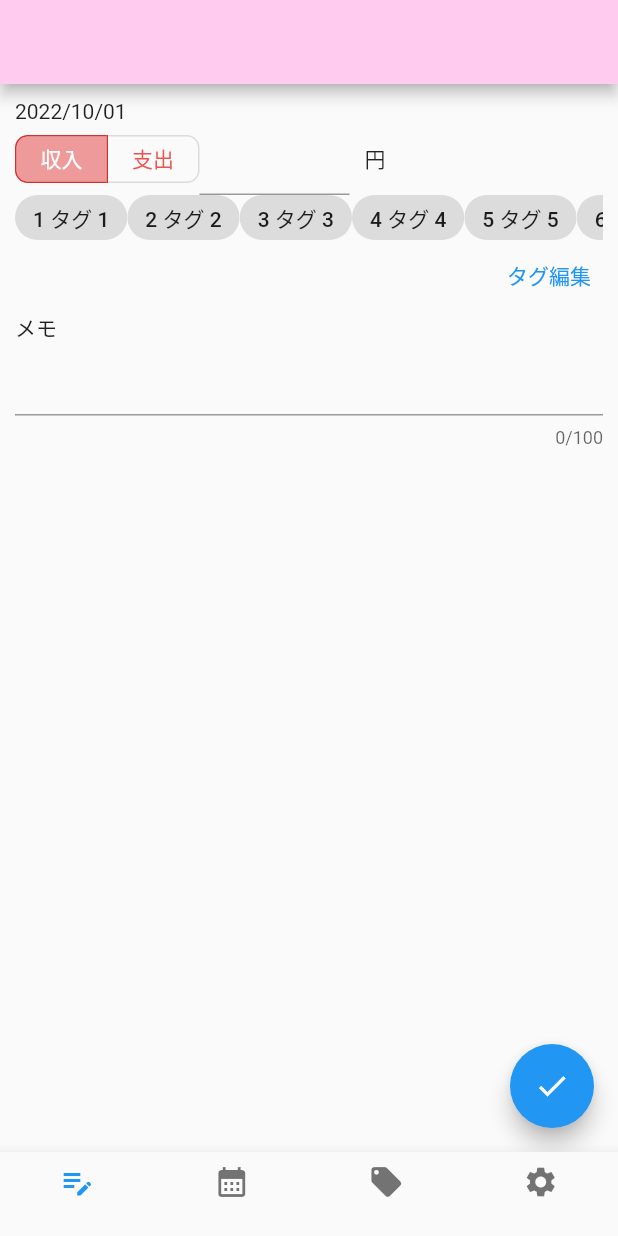
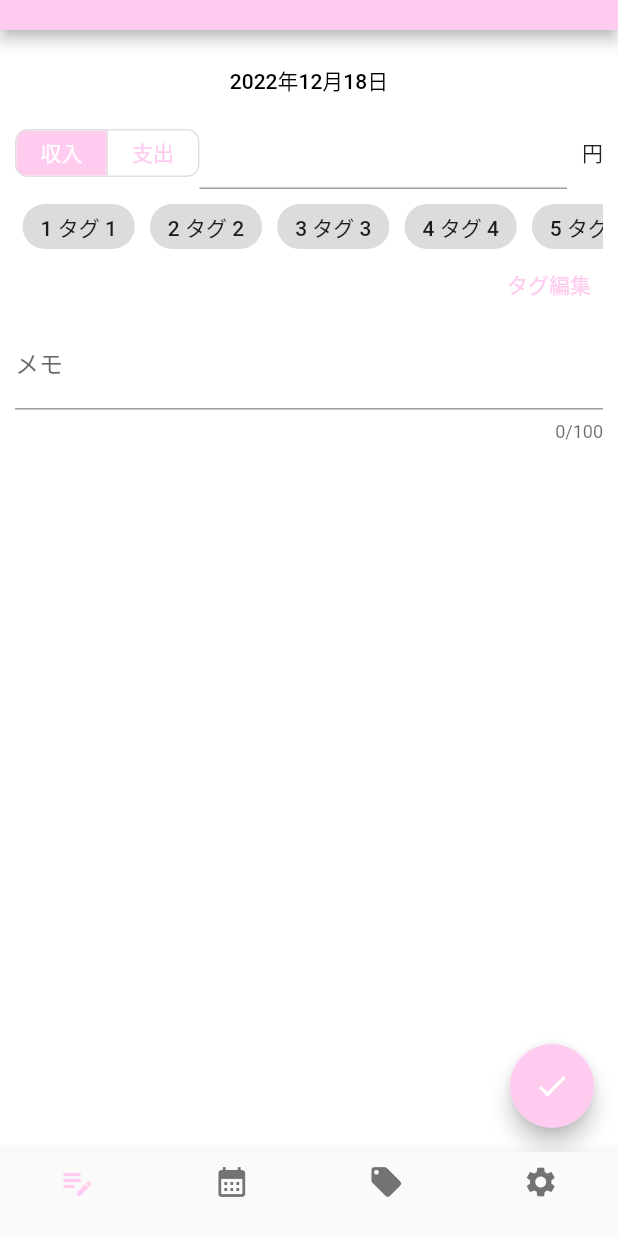
Before and after one commit to kounokouichi/AccountBookForYome, a Flutter app: the screen it shows after launch, after a tap on "収入", on a phone screen of 412 x 824 dp. Run offline on Flutter 3.47's test engine with Material 2 defaults, Android fonts, the phone set to English and light mode, and no system bars; our stand-ins replace flutter_datetime_picker, flutter_riverpod, table_calendar.

Commit message:
入力画面のレイアウト配置とカレンダー画面の途中

```diff
--- /dev/null
+++ b/lib/common/colors.dart
@@ -0,0 +1,6 @@
+import 'package:flutter/material.dart';
+
+class CommonColors {
+  static const primaryColor = Color(0xffffccf0);
+  static const black = Color(0xff000000);
+}
--- a/lib/components/menu_bar.dart
+++ b/lib/components/menu_bar.dart
@@ -1,4 +1,5 @@
 import 'package:flutter/material.dart';
+import 'package:yumechanaccountbook/view/household_account_confirm_by_moth.dart';
 
 import 'package:yumechanaccountbook/view/household_account_input.dart';
 import 'package:yumechanaccountbook/main2.dart';
@@ -28,7 +29,7 @@ class MyStatefulWidget extends StatefulWidget {
 class _MyStatefulWidgetState extends State<MyStatefulWidget> {
   static const _screens = [
     HouseholdAccountInput(),
-    MyHomePage2(),
+    HouseholdAccountConfirmByMonth(),
     HouseholdAccountInput(),
     HouseholdAccountInput(),
   ];
@@ -36,7 +37,6 @@ class _MyStatefulWidgetState extends State<MyStatefulWidget> {
   int _selectedIndex = 0;
 
   void _onItemTapped(int index) {
-    print('ONTAPED $index');
     setState(() {
       _selectedIndex = index;
     });
@@ -53,13 +53,13 @@ class _MyStatefulWidgetState extends State<MyStatefulWidget> {
           onPageChanged: _onItemTapped,
         ),
         bottomNavigationBar: BottomNavigationBar(
+          selectedItemColor: Theme.of(context).primaryColor,
           currentIndex: _selectedIndex,
           onTap: (index) {
             _pageViewController.animateToPage(index,
                 duration: Duration(milliseconds: 200), curve: Curves.easeOut);
           },
-          // onTap: _onItemTapped,
-          items: const <BottomNavigationBarItem>[
+          items: const [
             BottomNavigationBarItem(icon: Icon(Icons.edit_note), label: ''),
             BottomNavigationBarItem(
                 icon: Icon(Icons.calendar_month), label: ''),
--- a/lib/main.dart
+++ b/lib/main.dart
@@ -2,8 +2,11 @@ import 'package:flutter/material.dart';
 import 'package:yumechanaccountbook/view/household_account_input.dart';
 import 'package:yumechanaccountbook/components/menu_bar.dart';
 import 'router.dart' as rt;
+import 'package:intl/date_symbol_data_local.dart';
 
-void main() => runApp(const MyApp());
+void main() {
+  initializeDateFormatting('ja').then((_) => runApp(MyApp()));
+}
 
 class MyApp extends StatelessWidget {
   const MyApp({Key? key}) : super(key: key);
--- /dev/null
+++ b/lib/view/by_month/by_month_table_calender.dart
@@ -0,0 +1,45 @@
+import 'package:flutter/material.dart';
+import 'package:flutter_riverpod/flutter_riverpod.dart';
+
+import 'package:intl/intl.dart';
+import 'package:table_calendar/table_calendar.dart';
+import 'package:yumechanaccountbook/common/colors.dart';
+
+class ByMonthTableCalender extends ConsumerStatefulWidget {
+  const ByMonthTableCalender({Key? key}) : super(key: key);
+
+  @override
+  ConsumerState<ConsumerStatefulWidget> createState() {
+    return _ByMonthTableCellState();
+  }
+}
+
+class _ByMonthTableCellState extends ConsumerState<ByMonthTableCalender> {
+  @override
+  void initState() {
+    super.initState();
+  }
+
+  @override
+  Widget build(BuildContext context) {
+    return TableCalendar(
+      locale: 'ja_JP',
+      daysOfWeekHeight: 20,
+      firstDay: DateTime.utc(2010, 10, 16),
+      lastDay: DateTime.utc(2030, 3, 14),
+      focusedDay: DateTime.now(),
+      calendarStyle: const CalendarStyle(
+        todayDecoration: BoxDecoration(
+          color: CommonColors.primaryColor,
+          shape: BoxShape.circle,
+        ),
+        weekendTextStyle: TextStyle(color: Colors.red),
+        selectedTextStyle: TextStyle(color: CommonColors.primaryColor),
+      ),
+      onDaySelected: ((selectedDay, focusedDay) {
+        print(selectedDay);
+        print(focusedDay);
+      }),
+    );
+  }
+}
--- /dev/null
+++ b/lib/view/by_month/by_month_tagging_money.dart
@@ -0,0 +1,70 @@
+import 'package:flutter/material.dart';
+import 'package:flutter_riverpod/flutter_riverpod.dart';
+
+import 'package:intl/intl.dart';
+import 'package:table_calendar/table_calendar.dart';
+import 'package:yumechanaccountbook/common/colors.dart';
+
+class ByMonthTaggingMoney extends ConsumerStatefulWidget {
+  const ByMonthTaggingMoney({Key? key}) : super(key: key);
+
+  @override
+  ConsumerState<ConsumerStatefulWidget> createState() {
+    return _ByMonthTaggingMoneyState();
+  }
+}
+
+class _ByMonthTaggingMoneyState extends ConsumerState<ByMonthTaggingMoney> {
+  @override
+  void initState() {
+    super.initState();
+  }
+
+  @override
+  Widget build(BuildContext context) {
+    return Expanded(
+      child: ListView.builder(
+        itemCount: 3,
+        itemBuilder: (BuildContext context, int index) {
+          return Container(
+            color: CommonColors.primaryColor,
+            child: ExpansionTile(
+              initiallyExpanded: true,
+              title: Text('タグ名$index: 〇〇〇〇円'),
+              children: [
+                ListView.builder(
+                  shrinkWrap: true,
+                  itemCount: 2,
+                  itemBuilder: (BuildContext context, int index) {
+                    return Container(
+                      padding: EdgeInsets.only(left: 20),
+                      color: Colors.blue,
+                      width: 200,
+                      height: 30,
+                      child: Text('メモ内容$index: 〇〇〇〇円'),
+                    );
+                  },
+                ),
+              ],
+            ),
+          );
+        },
+      ),
+    );
+  }
+
+  Widget nakami() {
+    return ListView.builder(
+      itemCount: 2,
+      itemBuilder: (BuildContext context, int index) {
+        return Container(
+          padding: EdgeInsets.only(left: 20),
+          color: Colors.blue,
+          width: 200,
+          height: 30,
+          child: Text('メモ内容$index: 〇〇〇〇円'),
+        );
+      },
+    );
+  }
+}
--- a/lib/view/household_account_confirm_by_moth.dart
+++ b/lib/view/household_account_confirm_by_moth.dart
@@ -0,0 +1,53 @@
+import 'package:intl/intl.dart';
+import 'package:flutter/material.dart';
+import 'package:flutter/cupertino.dart';
+import 'package:flutter/services.dart';
+import 'package:table_calendar/table_calendar.dart';
+import 'package:yumechanaccountbook/common/colors.dart';
+import 'package:flutter_datetime_picker/flutter_datetime_picker.dart';
+import 'package:yumechanaccountbook/view/by_month/by_month_table_calender.dart';
+import 'package:yumechanaccountbook/view/by_month/by_month_tagging_money.dart';
+
+class HouseholdAccountConfirmByMonth extends StatefulWidget {
+  const HouseholdAccountConfirmByMonth({Key? key}) : super(key: key);
+
+  @override
+  State<HouseholdAccountConfirmByMonth> createState() =>
+      _HouseholdAccountConfirmByMonthState();
+}
+
+class _HouseholdAccountConfirmByMonthState
+    extends State<HouseholdAccountConfirmByMonth> {
+  TextEditingController moneyController = TextEditingController();
+  TextEditingController memoController = TextEditingController();
+  DateTime today = DateTime.now();
+  String selecedTagId = '';
+
+  String tagText = '1 タグ 1';
+  final List<bool> _selectedFruits = <bool>[true, false];
+  @override
+  void initState() {
+    super.initState();
+  }
+
+  @override
+  Widget build(BuildContext context) {
+    DateFormat outputFormat = DateFormat('yyyy年MM月dd日');
+    return Builder(builder: (context) {
+      return MediaQuery(
+        data: MediaQuery.of(context).copyWith(textScaleFactor: 1),
+        child: Scaffold(
+            appBar: AppBar(
+              toolbarHeight: 20,
+              backgroundColor: CommonColors.primaryColor,
+            ),
+            body: Column(
+              children: [
+                ByMonthTableCalender(),
+                ByMonthTaggingMoney(),
+              ],
+            )),
+      );
+    });
+  }
+}
--- a/lib/view/household_account_input.dart
+++ b/lib/view/household_account_input.dart
@@ -1,14 +1,10 @@
 // import 'dart:io';
-// import 'package:table_calendar/table_calendar.dart';
-// TableCalendar(
-//   firstDay: DateTime.utc(2020, 1, 1),
-//   lastDay: DateTime.utc(2032, 12, 31),
-//   focusedDay: DateTime.now(),
-// ),
-// import 'package:yumechanaccountbook/router.dart' as rt;
+import 'package:intl/intl.dart';
 import 'package:flutter/material.dart';
 import 'package:flutter/cupertino.dart';
 import 'package:flutter/services.dart';
+import 'package:yumechanaccountbook/common/colors.dart';
+import 'package:flutter_datetime_picker/flutter_datetime_picker.dart';
 
 class HouseholdAccountInput extends StatefulWidget {
   const HouseholdAccountInput({Key? key}) : super(key: key);
@@ -30,7 +26,7 @@ class _HouseholdAccountInputState extends State<HouseholdAccountInput> {
   TextEditingController moneyController = TextEditingController();
   TextEditingController memoController = TextEditingController();
   List<TagInfo> tagInfoList = [];
-  String today = '';
+  DateTime today = DateTime.now();
   String selecedTagId = '';
 
   String tagText = '1 タグ 1';
@@ -38,7 +34,6 @@ class _HouseholdAccountInputState extends State<HouseholdAccountInput> {
   @override
   void initState() {
     super.initState();
-    today = '2022/10/01';
     List<String> tempTagList = ['1', '2', '3', '4', '5', '6', '7', '8', '9'];
     for (var item in tempTagList) {
       tagInfoList.add(TagInfo('$item タグ $item', item));
@@ -47,28 +42,58 @@ class _HouseholdAccountInputState extends State<HouseholdAccountInput> {
 
   @override
   Widget build(BuildContext context) {
+    DateFormat outputFormat = DateFormat('yyyy年MM月dd日');
     return Builder(builder: (context) {
       return MediaQuery(
         data: MediaQuery.of(context).copyWith(textScaleFactor: 1),
         child: Scaffold(
           appBar: AppBar(
-            backgroundColor: Theme.of(context).primaryColor,
+            toolbarHeight: 20,
+            backgroundColor: CommonColors.primaryColor,
             // title: const Text('title'),
           ),
           body: Container(
+            color: Colors.white,
             padding: const EdgeInsets.fromLTRB(10, 10, 10, 0),
             child: Column(
               crossAxisAlignment: CrossAxisAlignment.start,
               children: <Widget>[
-                Text(today),
+                Align(
+                  alignment: Alignment.center,
+                  child: TextButton(
+                    child: Text(
+                      outputFormat.format(today),
+                      style: const TextStyle(
+                        color: CommonColors.black,
+                      ),
+                    ),
+                    onPressed: () {
+                      DatePicker.showDatePicker(
+                        context,
+                        showTitleActions: true,
+                        minTime: DateTime(1900, 1, 1),
+                        maxTime: DateTime(2049, 12, 31),
+                        onConfirm: (date) {
+                          setState(() {
+                            today = date;
+                          });
+                          // initData();
+                        },
+                        currentTime: today,
+                        locale: LocaleType.jp,
+                      );
+                    },
+                  ),
+                ),
                 Row(
+                  mainAxisAlignment: MainAxisAlignment.end,
                   children: [
                     ToggleButtons(
                       borderRadius: const BorderRadius.all(Radius.circular(8)),
-                      selectedBorderColor: Colors.red[700],
+                      // selectedBorderColor: CommonColors.primaryColor,
                       selectedColor: Colors.white,
-                      fillColor: Colors.red[200],
-                      color: Colors.red[400],
+                      fillColor: CommonColors.primaryColor,
+                      color: CommonColors.primaryColor,
                       constraints: const BoxConstraints(
                         minHeight: 30.0,
                         minWidth: 60.0,
@@ -76,7 +101,6 @@ class _HouseholdAccountInputState extends State<HouseholdAccountInput> {
                       children: const [Text('収入'), Text('支出')],
                       isSelected: _selectedFruits,
                       onPressed: (int index) {
-                        print(Theme.of(context).primaryColor);
                         setState(() {
                           for (int i = 0; i < _selectedFruits.length; i++) {
                             _selectedFruits[i] = i == index;
@@ -84,8 +108,7 @@ class _HouseholdAccountInputState extends State<HouseholdAccountInput> {
                         });
                       },
                     ),
-                    SizedBox(
-                      width: 100,
+                    Expanded(
                       child: TextField(
                         controller: moneyController,
                         textAlign: TextAlign.end,
@@ -101,13 +124,18 @@ class _HouseholdAccountInputState extends State<HouseholdAccountInput> {
                     ),
                   ],
                 ),
+                const SizedBox(
+                  height: 10,
+                ),
                 SizedBox(
                   height: 30,
                   child: ListView.builder(
                     itemCount: tagInfoList.length,
                     scrollDirection: Axis.horizontal,
                     itemBuilder: (BuildContext context, int index) {
-                      return ChoiceChip(
+                      return Container(
+                        margin: EdgeInsets.only(right: 5.0, left: 5.0),
+                        child: ChoiceChip(
                           label: Text(tagInfoList[index].name),
                           selected: tagInfoList[index].id == selecedTagId,
                           onSelected: (selectedNum) {
@@ -115,6 +143,7 @@ class _HouseholdAccountInputState extends State<HouseholdAccountInput> {
                               selecedTagId = tagInfoList[index].id;
                             });
                           },
+                        ),
                       );
                     },
                   ),
@@ -122,12 +151,28 @@ class _HouseholdAccountInputState extends State<HouseholdAccountInput> {
                 Align(
                   alignment: Alignment.centerRight,
                   child: TextButton(
-                    child: const Text('タグ編集'),
+                    child: const Text(
+                      'タグ編集',
+                      style: TextStyle(
+                        color: CommonColors.primaryColor,
+                      ),
+                    ),
                     onPressed: () {},
                   ),
                 ),
-                const Text('メモ'),
                 TextField(
+                  cursorColor: CommonColors.primaryColor,
+                  decoration: const InputDecoration(
+                    focusedBorder: UnderlineInputBorder(
+                      borderSide: BorderSide(
+                        color: CommonColors.primaryColor,
+                      ),
+                    ),
+                    labelText: 'メモ',
+                    floatingLabelStyle: TextStyle(
+                      color: CommonColors.primaryColor,
+                    ),
+                  ),
                   controller: memoController,
                   maxLength: 100,
                 ),
@@ -135,6 +180,7 @@ class _HouseholdAccountInputState extends State<HouseholdAccountInput> {
             ),
           ),
           floatingActionButton: FloatingActionButton(
+            backgroundColor: Theme.of(context).primaryColor,
             onPressed: () {},
             child: const Icon(
               Icons.done,
--- a/pubspec.yaml
+++ b/pubspec.yaml
@@ -33,11 +33,13 @@ dependencies:
 
   # The following adds the Cupertino Icons font to your application.
   # Use with the CupertinoIcons class for iOS style icons.
-  riverpod: ^2.1.1
+  flutter_riverpod: ^2.1.1
   cupertino_icons: ^1.0.2
-  # riverpod: ^1.0.3
   reorderable_grid: ^1.0.4
   table_calendar: ^3.0.6
+  # scroll_date_picker: ^3.6.0
+  flutter_datetime_picker: ^1.5.1
+  intl: ^0.17.0
 
 dev_dependencies:
   flutter_test:
```
Also changed, not shown: pubspec.lock. Lines whose indentation alone changed are shown as unchanged.
